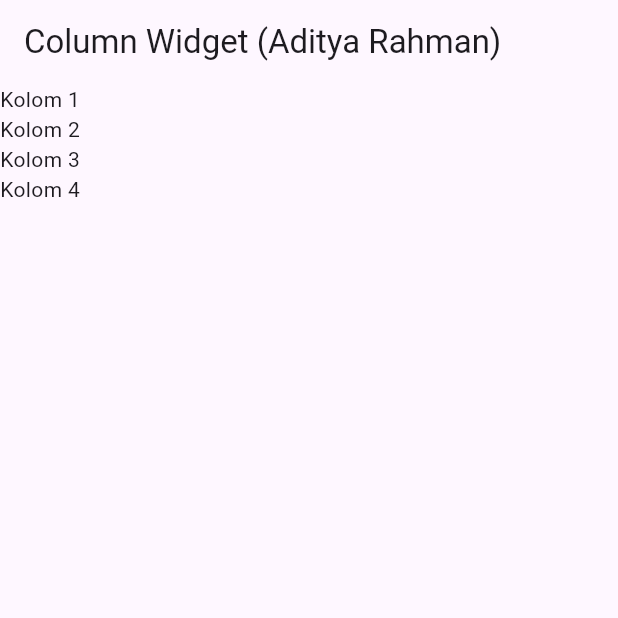
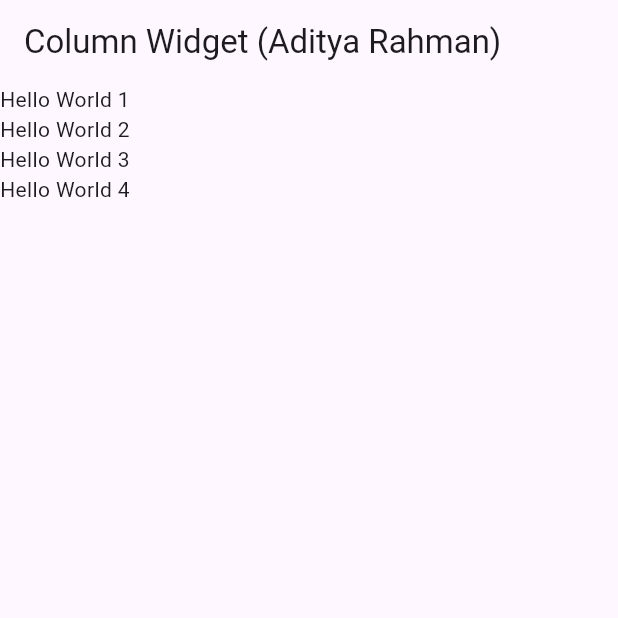
Before and after one commit to adityarahman47/MuhammadAdityaRahman_2211102441217-PPB, a Flutter app: the screen it shows after launch, on a phone screen of 412 x 824 dp, the top half of it. Run offline on Flutter 3.47's test engine with Material 3 defaults, Android fonts, the phone set to English and light mode, and no system bars.

Commit message:
Update column_widget.dart (Menambah Hello World)

```diff
--- a/flutter_application_1/lib/column_widget.dart
+++ b/flutter_application_1/lib/column_widget.dart
@@ -11,10 +11,10 @@ class ColumnWidget extends StatelessWidget {
       ),
       body: Column(
         children: const [
-          Text('Kolom 1'),
-          Text('Kolom 2'),
-          Text('Kolom 3'),
-          Text('Kolom 4'),
+          Text('Hello World 1'),
+          Text('Hello World 2'),
+          Text('Hello World 3'),
+          Text('Hello World 4'),
         ],
       ),
     );
```
